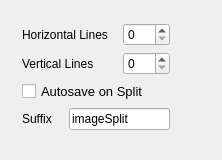
Before: the Qt Designer form krita/plugins/extensions/imagesplit/wdg_imagesplit.ui in KDE/krita, drawn with Qt 5.
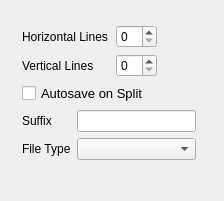
After: the same form once the commit is applied. Custom widgets are drawn as their Qt base class.

Commit message:
Improving the ImageSplit plugin
* Using the original filename_N instead imagesplit_N.kra
* Saving in various formats as requested by the user
* Added my copyright

What changed in the file:
```diff
--- a/krita/plugins/extensions/imagesplit/wdg_imagesplit.ui
+++ b/krita/plugins/extensions/imagesplit/wdg_imagesplit.ui
@@ -6,8 +6,8 @@
    <rect>
     <x>0</x>
     <y>0</y>
-    <width>222</width>
-    <height>160</height>
+    <width>224</width>
+    <height>201</height>
    </rect>
   </property>
   <property name="windowTitle">
@@ -17,9 +17,9 @@
    <property name="geometry">
     <rect>
      <x>11</x>
-     <y>12</y>
-     <width>207</width>
-     <height>147</height>
+     <y>14</y>
+     <width>196</width>
+     <height>176</height>
     </rect>
    </property>
    <layout class="QGridLayout" name="gridLayout">
@@ -75,17 +75,27 @@
       </property>
      </widget>
     </item>
-    <item row="3" column="1" colspan="2">
+    <item row="3" column="1" colspan="3">
      <widget class="QLineEdit" name="lineEdit">
       <property name="enabled">
        <bool>true</bool>
       </property>
       <property name="text">
-       <string>imageSplit</string>
+       <string/>
       </property>
      </widget>
     </item>
     <item row="4" column="0">
+     <widget class="QLabel" name="lblFileType">
+      <property name="text">
+       <string>File Type</string>
+      </property>
+     </widget>
+    </item>
+    <item row="4" column="1" colspan="3">
+     <widget class="QComboBox" name="cmbFileType"/>
+    </item>
+    <item row="5" column="1">
      <spacer name="verticalSpacer">
       <property name="orientation">
        <enum>Qt::Vertical</enum>
```
The commit also changes 6 other files.
